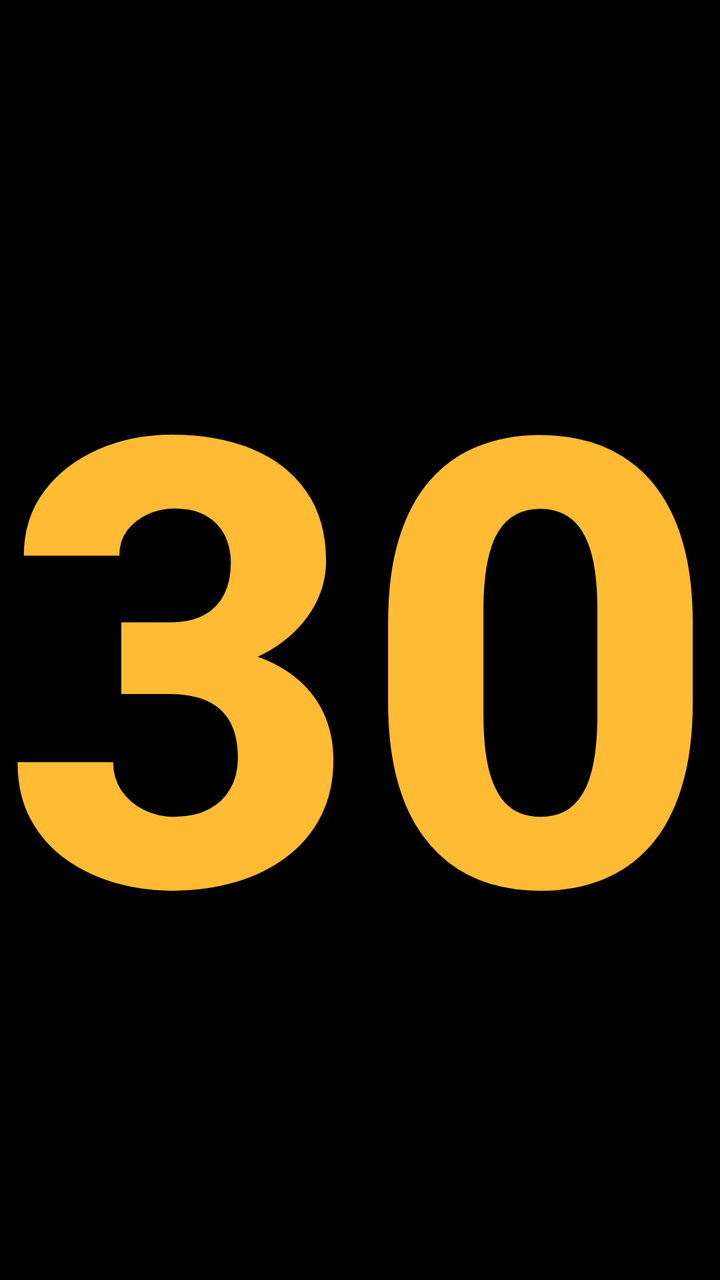
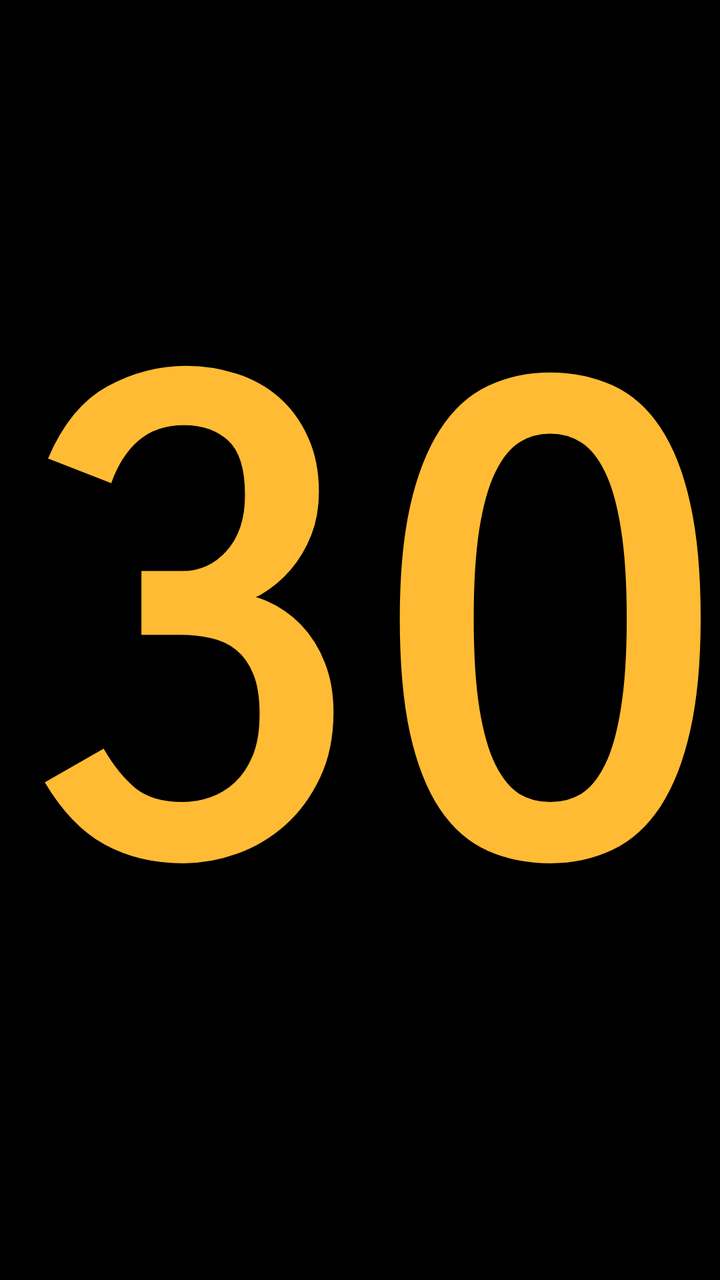

Screens rendered from an Android XML layout before and after an edit, with the pre-edit source and the edit as a unified diff.
<!-- AndroidManifest.xml: application theme AppTheme -->
<!-- res/layout/shotclock.xml -->
<?xml version="1.0" encoding="utf-8"?>
<androidx.constraintlayout.widget.ConstraintLayout xmlns:android="http://schemas.android.com/apk/res/android"
    xmlns:app="http://schemas.android.com/apk/res-auto"
    xmlns:tools="http://schemas.android.com/tools"
    android:layout_width="match_parent"
    android:layout_height="match_parent"
    android:keepScreenOn="true"
    tools:context="de.wasserball.wabaclock.main.Shotclock">

    <Button
        android:id="@+id/shotclock_angriffszeit"
        style="@style/Widget.AppCompat.Button.Borderless"
        android:layout_width="match_parent"
        android:layout_height="match_parent"
        android:background="@android:color/background_dark"
        android:clickable="true"
        android:focusable="true"
        android:text="30"
        android:textAlignment="center"
        android:textAllCaps="false"
        android:textColor="@android:color/holo_orange_light"
        android:textStyle="bold"
        app:autoSizeMaxTextSize="4000sp"
        app:autoSizeMinTextSize="12sp"
        app:autoSizeStepGranularity="20sp"
        app:autoSizeTextType="uniform" />
</androidx.constraintlayout.widget.ConstraintLayout>
<!-- resources referenced by this layout -->
<resources>
  <style name="AppTheme" parent="Theme.AppCompat.Light.NoActionBar">
          
          <item name="colorPrimary">@color/colorPrimary</item>
          <item name="colorPrimaryDark">@color/colorPrimaryDark</item>
          <item name="colorAccent">@color/colorAccent</item>
      </style>
  <color name="colorPrimary">#008577</color>
  <color name="colorPrimaryDark">#000000</color>
  <color name="colorAccent">#D81B60</color>
</resources>

<!-- the commit's change to res/layout/shotclock.xml (unified diff, before → after) -->
@@ -18,6 +18,7 @@
         android:text="30"
         android:textAlignment="center"
         android:textAllCaps="false"
+        android:fontFamily="sans-serif-smallcaps"
         android:textColor="@android:color/holo_orange_light"
         android:textStyle="bold"
         app:autoSizeMaxTextSize="4000sp"
